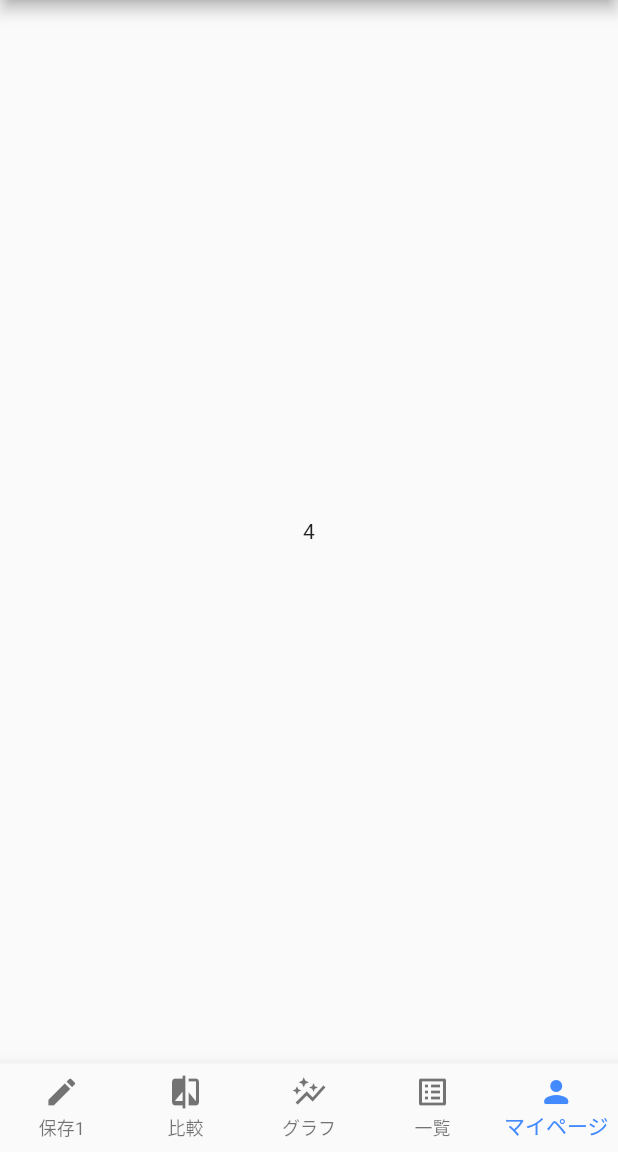
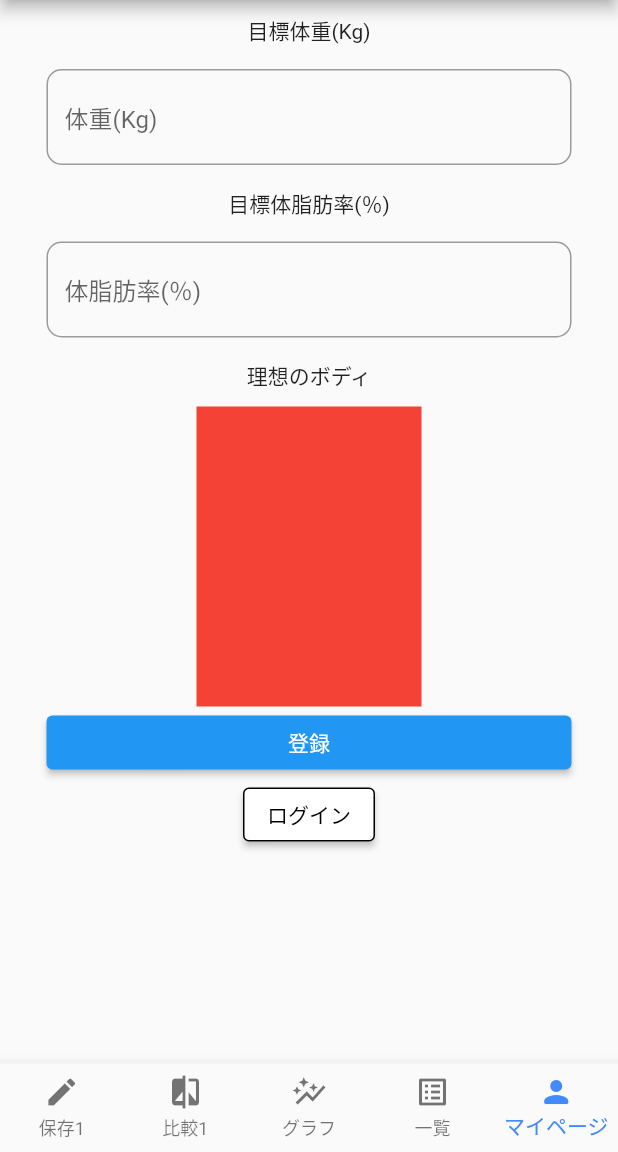
Before and after one commit to samuraituru/kinniku_test1, a Flutter app: the screen it shows after launch, item 5 of the bottom bar chosen, on a phone screen of 412 x 824 dp, the part 84-1236 px from its top. Run offline on Flutter 3.47's test engine with Material 2 defaults, Android fonts, the phone set to English and light mode, and no system bars; our stand-ins replace charts_flutter, image_picker.

Commit message:
mypageの実装

```diff
--- a/lib/pages/list_page.dart
+++ b/lib/comparison/comparison_page.dart
@@ -1,7 +1,7 @@
 import 'package:flutter/material.dart';
-import 'package:kinnikunikki_test/pages/BottomTabPage.dart';
+import 'package:kinnikunikki_test/tabpage/BottomTabPage.dart';
 
-class ListPge extends StatelessWidget {
+class ComparisonPage extends StatelessWidget {
   @override
   Widget build(BuildContext context) {
     // TODO: implement build
@@ -9,12 +9,12 @@ class ListPge extends StatelessWidget {
       appBar: AppBar(
         title: Center(
           child: Text(
-              bartitle[3]
+              bartitle[1]
           ),
         ),
       ),
       body: Center(
-        child: Text('3'),
+        child: Text('1'),
       ),
     );
   }
--- a/lib/pages/graph_page.dart
+++ b/lib/graph/graph_page.dart
@@ -1,5 +1,5 @@
 import 'package:flutter/material.dart';
-import 'package:kinnikunikki_test/pages/BottomTabPage.dart';
+import 'package:kinnikunikki_test/tabpage/BottomTabPage.dart';
 
 class GraphPage extends StatelessWidget {
   @override
--- a/lib/pages/my_page.dart
+++ b/lib/list/list_page.dart
@@ -1,7 +1,7 @@
 import 'package:flutter/material.dart';
-import 'package:kinnikunikki_test/pages/BottomTabPage.dart';
+import 'package:kinnikunikki_test/tabpage/BottomTabPage.dart';
 
-class MyPage extends StatelessWidget {
+class ListPge extends StatelessWidget {
   @override
   Widget build(BuildContext context) {
     // TODO: implement build
@@ -9,12 +9,12 @@ class MyPage extends StatelessWidget {
       appBar: AppBar(
         title: Center(
           child: Text(
-              bartitle[4]
+              bartitle[3]
           ),
         ),
       ),
       body: Center(
-        child: Text('4'),
+        child: Text('3'),
       ),
     );
   }
--- a/lib/pages/comparison_page.dart
+++ b/lib/mypage/login/login_page.dart
@@ -1,7 +1,7 @@
 import 'package:flutter/material.dart';
-import 'package:kinnikunikki_test/pages/BottomTabPage.dart';
+import 'package:kinnikunikki_test/tabpage/BottomTabPage.dart';
 
-class ComparisonPage extends StatelessWidget {
+class LoginPage extends StatelessWidget {
   @override
   Widget build(BuildContext context) {
     // TODO: implement build
@@ -9,12 +9,12 @@ class ComparisonPage extends StatelessWidget {
       appBar: AppBar(
         title: Center(
           child: Text(
-              bartitle[1]
+              bartitle[4]
           ),
         ),
       ),
       body: Center(
-        child: Text('1'),
+        child: Text('4'),
       ),
     );
   }
--- /dev/null
+++ b/lib/mypage/my_page.dart
@@ -0,0 +1,92 @@
+import 'package:flutter/material.dart';
+import 'package:kinnikunikki_test/tabpage/BottomTabPage.dart';
+
+class MyPage extends StatelessWidget {
+  @override
+  Widget build(BuildContext context) {
+    return Scaffold(
+      appBar: AppBar(
+        title: Center(
+          child: Text(bartitle[4]),
+        ),
+      ),
+      body: Center(
+        child: Column(
+          children: <Widget>[
+            Padding(
+              padding: EdgeInsets.all(10.0),
+              child: Text('目標体重(Kg)'),
+            ),
+            Padding(
+              padding: EdgeInsets.all(5.0),
+              child: SizedBox(
+                width: 350,
+                child: TextField(
+                  decoration: InputDecoration(
+                      hintText: '体重(Kg)',
+                      border: OutlineInputBorder(
+                        borderRadius: BorderRadius.circular(10),
+                      )),
+                ),
+              ),
+            ),
+            Padding(
+              padding: EdgeInsets.all(10.0),
+              child: Text('目標体脂肪率(％)'),
+            ),
+            Padding(
+              padding: EdgeInsets.all(5.0),
+              child: SizedBox(
+                width: 350,
+                child: TextField(
+                  decoration: InputDecoration(
+                      hintText: '体脂肪率(％)',
+                      border: OutlineInputBorder(
+                        borderRadius: BorderRadius.circular(10),
+                      )),
+                ),
+              ),
+            ),
+            Padding(
+              padding: EdgeInsets.all(10.0),
+              child: Text('理想のボディ'),
+            ),
+            Container(
+              width: 150,
+              height: 200,
+              child: Material(
+                color: Colors.red,
+                child: InkWell(
+                  onTap: () async {
+                  },
+                ),
+              ),
+            ),
+            Container(
+              width: 350,
+              child: ElevatedButton(
+                onPressed: () {},
+                child: Text('登録'),
+              ),
+            ),
+            ElevatedButton(
+              style: ElevatedButton.styleFrom(
+                side: BorderSide(
+                  width: 1, //太さ
+                ),
+                primary: Colors.white,
+              ),
+              onPressed: () {},
+              child: Text(
+                'ログイン',
+                style: TextStyle(
+                  color: Colors.black,
+                ),
+              ),
+            ),
+          ],
+        ),
+      ),
+    );
+  }
+}
--- /dev/null
+++ b/lib/mypage/my_page_model.dart
@@ -0,0 +1,16 @@
+import 'dart:io';
+import 'package:flutter/material.dart';
+import 'package:image_picker/image_picker.dart';
+
+class MyPageModel extends ChangeNotifier {
+  File? image;
+  final picker = ImagePicker();
+
+  Future<void> openImagePicker() async {
+    final XFile? pickedImage =
+        await picker.pickImage(source: ImageSource.gallery);
+    if (pickedImage != null) {
+      image = File(pickedImage.path);
+    }
+  }
+}
--- a/lib/pages/storage_page.dart
+++ b/lib/storage/storage__img_page.dart
@@ -1,6 +1,6 @@
 import 'dart:io';
 import 'package:flutter/material.dart';
-import 'package:kinnikunikki_test/pages/BottomTabPage.dart';
+import 'package:kinnikunikki_test/tabpage/BottomTabPage.dart';
 import 'package:image_picker/image_picker.dart';
 import 'package:intl/intl.dart';
 
@@ -15,7 +15,6 @@ class StoragePage extends StatelessWidget {
 
   @override
   Widget build(BuildContext context) {
-    // TODO: implement build
     return Scaffold(
       appBar: AppBar(
           title: Center(
@@ -78,7 +77,8 @@ class StoragePage extends StatelessWidget {
             if(_file != null) Image.file(_file!, fit: BoxFit.cover,),
             OutlinedButton(
                 onPressed: () async {
-                  final XFile? _image = await _picker.pickImage(source: ImageSource.gallery);
+                  final XFile? _image = await _picker.pickImage(
+                      source: ImageSource.gallery);
                   _file = File(_image!.path);
                   setState(() {});
                 },
--- a/lib/pages/BottomTabPage.dart
+++ b/lib/tabpage/BottomTabPage.dart
@@ -1,9 +1,10 @@
 import 'package:flutter/material.dart';
-import 'package:kinnikunikki_test/pages/graph_page.dart';
-import 'package:kinnikunikki_test/pages/list_page.dart';
-import 'package:kinnikunikki_test/pages/my_page.dart';
-import 'package:kinnikunikki_test/pages/storage_page.dart';
-import 'package:kinnikunikki_test/pages/comparison_page.dart';
+import 'package:kinnikunikki_test/graph/graph_page.dart';
+import 'package:kinnikunikki_test/list/list_page.dart';
+import 'package:kinnikunikki_test/mypage/my_page.dart';
+import 'package:kinnikunikki_test/comparison/comparison_page.dart';
+
+import '../storage/storage__img_page.dart';
 
 class BottomTabPage extends StatefulWidget {
   @override
@@ -12,7 +13,7 @@ class BottomTabPage extends StatefulWidget {
   }
 }
 
-  var bartitle = <String>['保存1','比較','グラフ','一覧','マイページ'];
+  var bartitle = <String>['保存1','比較1','グラフ','一覧','マイページ'];
 
 
 class _BottomTabPageState extends State<BottomTabPage> {
--- a/lib/main.dart
+++ b/lib/tabpage/main.dart
@@ -1,5 +1,5 @@
 import 'package:flutter/material.dart';
-import 'package:kinnikunikki_test/pages/BottomTabPage.dart';
+import 'package:kinnikunikki_test/tabpage/BottomTabPage.dart';
 
 void main() {
   runApp(const MyApp());
```
Also changed, not shown: pubspec.yaml (+1 -9 lines), lib/storage/storage_img_model.dart (added), lib/test_page.dart (renamed from lib/pages/test_page.dart), pubspec.lock, 2 other files.
